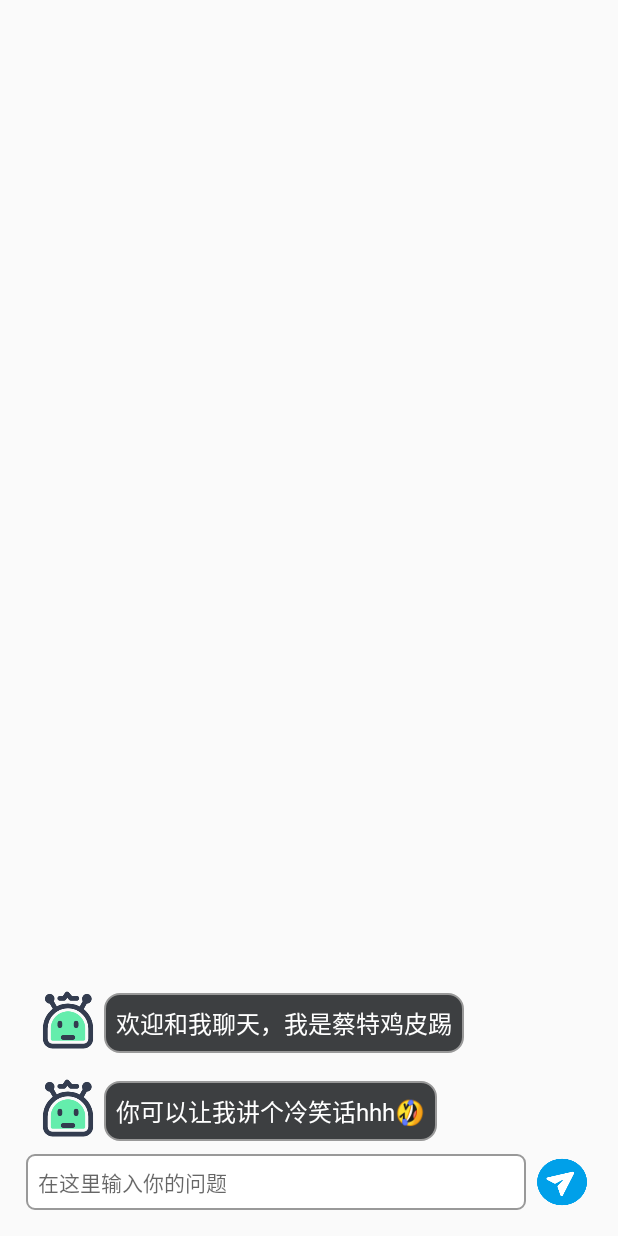
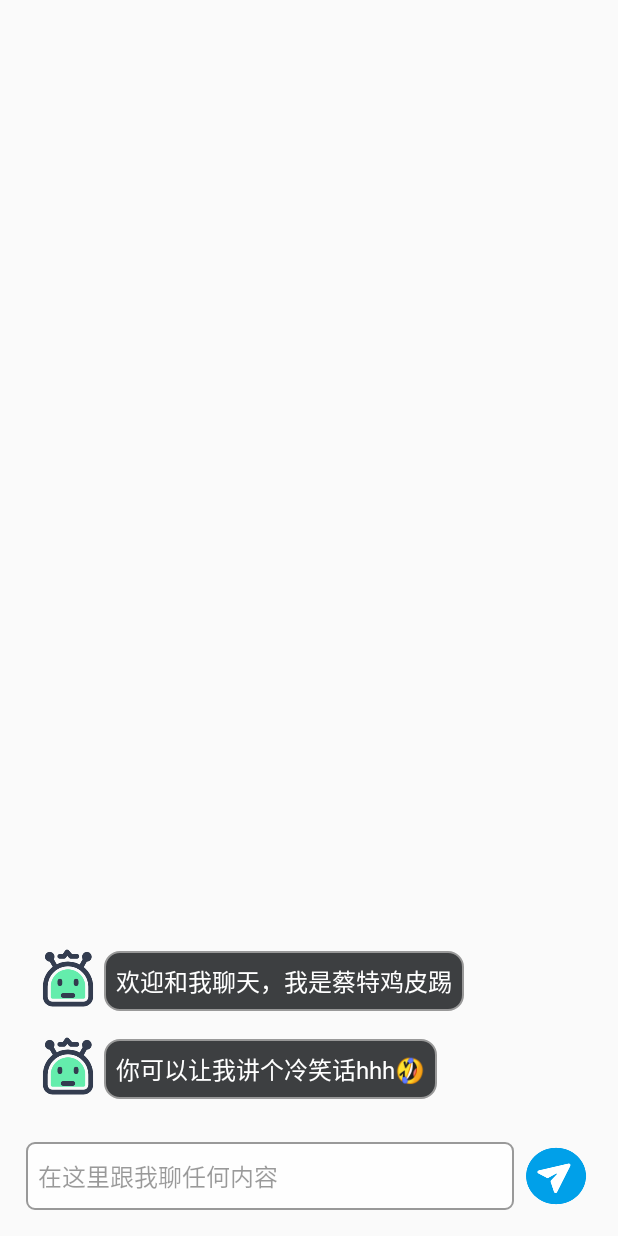
Before and after one commit to cstdr/ChatGPTAssistant, an Android app: the screen it shows after launch (MainActivity), on a phone screen of 412 x 824 dp. Run offline under Robolectric (Android 15) with nearby library versions, the phone set to English and light mode, and no system bars.

Commit message:
fix 输入框的颜色显示不清晰。

```diff
--- a/app/src/main/res/drawable/bg_rounded_corner.xml
+++ b/app/src/main/res/drawable/bg_rounded_corner.xml
@@ -1,7 +1,7 @@
 <?xml version="1.0" encoding="utf-8"?>
 <shape xmlns:android="http://schemas.android.com/apk/res/android"
     android:shape="rectangle">
-    <solid android:color="@color/white" />
+    <solid android:color="@color/white_DA" />
     <stroke android:width="1dp" android:color="@color/gray" />
     <corners android:radius="5dp" />
 
--- a/app/src/main/res/layout/activity_main.xml
+++ b/app/src/main/res/layout/activity_main.xml
@@ -11,12 +11,13 @@
         android:id="@+id/rv_chatlist"
         android:layout_width="match_parent"
         android:layout_height="match_parent"
-        android:layout_above="@+id/rl_send" />
+        android:layout_above="@+id/rl_send"
+        android:layout_marginBottom="20dp" />
 
     <RelativeLayout
         android:id="@+id/rl_send"
         android:layout_width="match_parent"
-        android:layout_height="40dp"
+        android:layout_height="48dp"
         android:layout_alignParentBottom="true"
         android:padding="1dp">
 
@@ -27,14 +28,15 @@
             android:layout_marginEnd="4dp"
             android:layout_toLeftOf="@+id/btn_send"
             android:background="@drawable/bg_rounded_corner"
-            android:hint="在这里输入你的问题"
+            android:hint="在这里跟我聊任何内容"
             android:padding="8dp"
             android:textColor="@color/black"
-            android:textSize="14sp" />
+            android:textColorHint="@color/black_65"
+            android:textSize="16sp" />
 
         <Button
             android:id="@+id/btn_send"
-            android:layout_width="40dp"
+            android:layout_width="48dp"
             android:layout_height="wrap_content"
             android:layout_alignParentRight="true"
             android:layout_centerVertical="true"
--- a/app/src/main/res/values/colors.xml
+++ b/app/src/main/res/values/colors.xml
@@ -6,7 +6,9 @@
     <color name="teal_200">#FF03DAC5</color>
     <color name="teal_700">#FF018786</color>
     <color name="black">#FF000000</color>
+    <color name="black_65">#65000000</color>
     <color name="white">#FFFFFFFF</color>
+    <color name="white_DA">#DAFFFFFF</color>
     <color name="blue_200">#03A9F4</color>
     <color name="blue_500">#3F51B5</color>
     <color name="gray">#999999</color>
```
Also changed, not shown: 1 other file.
